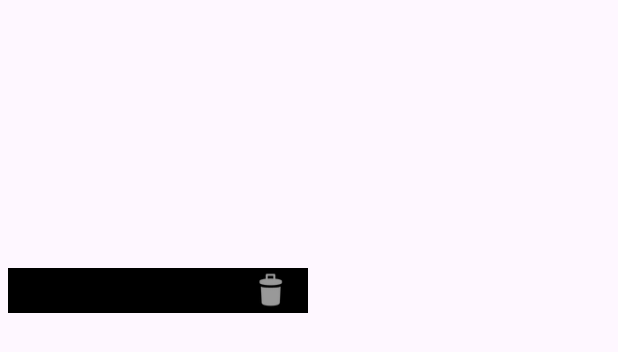
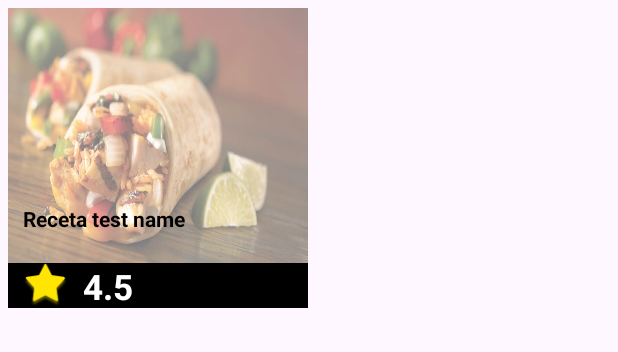
Before and after one commit to EduartDC/NanNamApp, an Android app: the layout recipe_item.xml on its own in the app's theme, with its tools: preview values and no code run, on a phone screen of 412 x 824 dp. Shown: the top 352 px of the screen. Run offline under Robolectric (Android 15) with nearby library versions, the phone set to English and light mode, and no system bars; network calls fail.

Commit message:
Modelo de items

```diff
--- a/app/src/main/java/com/example/nannamapp/ui/view/ConsultCookbook.kt
+++ b/app/src/main/java/com/example/nannamapp/ui/view/ConsultCookbook.kt
@@ -2,9 +2,16 @@ package com.example.nannamapp.ui.view
 
 import androidx.appcompat.app.AppCompatActivity
 import android.os.Bundle
+import androidx.activity.viewModels
 import com.example.nannamapp.R
+import com.example.nannamapp.databinding.ActivityConsultCookbookBinding
+import com.example.nannamapp.databinding.ActivityCreateRecipeBinding
+import com.example.nannamapp.ui.viewModel.CategoryViewModel
+import com.example.nannamapp.ui.viewModel.CookBookViewModel
 
 class ConsultCookbook : AppCompatActivity() {
+    private  lateinit var  binding : ActivityConsultCookbookBinding
+    private val cookbookViewModel : CookBookViewModel by viewModels()
     override fun onCreate(savedInstanceState: Bundle?) {
         super.onCreate(savedInstanceState)
         setContentView(R.layout.activity_consult_cookbook)
--- a/app/src/main/java/com/example/nannamapp/ui/viewModel/CookBookViewModel.kt
+++ b/app/src/main/java/com/example/nannamapp/ui/viewModel/CookBookViewModel.kt
@@ -3,5 +3,7 @@ package com.example.nannamapp.ui.viewModel
 import androidx.lifecycle.ViewModel
 
 class CookBookViewModel: ViewModel() {
+    fun onCreate() {
 
+    }
 }
--- a/app/src/main/res/layout/activity_consult_cookbook.xml
+++ b/app/src/main/res/layout/activity_consult_cookbook.xml
@@ -25,6 +25,6 @@
         android:layout_marginHorizontal="10dp"
         android:layout_marginBottom="10dp"
         app:spanCount="2"
-        android:background="@color/black"/>
+        android:background="@color/white"/>
 
 </LinearLayout>
--- a/app/src/main/res/layout/recipe_item.xml
+++ b/app/src/main/res/layout/recipe_item.xml
@@ -8,23 +8,41 @@
     <androidx.constraintlayout.widget.ConstraintLayout
         android:id="@+id/container"
         android:layout_width="200dp"
-        android:layout_height="203dp"
+        android:layout_height="200dp"
         android:layout_margin="5dp"
         android:background="@color/color_transparent">
 
-        <ImageView
-            android:id="@+id/ivRecipe"
+        <FrameLayout
+            android:id="@+id/flImageRecipe"
             android:layout_width="match_parent"
-            android:layout_height="match_parent"
             android:layout_marginBottom="30dp"
-            android:contentDescription="@string/contentImageRecipe"
-            app:layout_constraintStart_toStartOf="parent"
-            app:layout_constraintTop_toTopOf="parent" />
+            android:layout_height="match_parent">
+            <ImageView
+                android:id="@+id/ivRecipe"
+                android:layout_width="match_parent"
+                android:layout_height="match_parent"
+                android:contentDescription="@string/contentImageRecipe"
+                app:layout_constraintStart_toStartOf="parent"
+                android:src="@drawable/tacos"
+                android:scaleType="fitXY"
+                app:layout_constraintTop_toTopOf="parent" />
+
+            <View
+                android:layout_width="match_parent"
+                android:layout_height="match_parent"
+                android:background="@android:color/white"
+                android:alpha="0.5" />
+        </FrameLayout>
+
         <TextView
             android:id="@+id/tvRecipeName"
             android:layout_width="wrap_content"
             android:layout_height="wrap_content"
             android:layout_marginBottom="20dp"
+            android:text="Receta test name"
+            android:layout_marginStart="10dp"
+            android:textColor="@color/black"
+            android:textStyle="bold"
             app:layout_constraintBottom_toTopOf="@id/lyOptions"
             app:layout_constraintStart_toStartOf="parent"/>
 
@@ -33,22 +51,27 @@
             android:layout_width="match_parent"
             android:layout_height="30dp"
             android:background="@color/black"
-            app:layout_constraintStart_toStartOf="parent"
             android:orientation="horizontal"
-            app:layout_constraintTop_toBottomOf="@+id/ivRecipe" >
-            <Space
-                android:layout_width="0dp"
-                android:layout_height="0dp"
-                android:layout_weight="1"/>
+            app:layout_constraintTop_toBottomOf="@+id/flImageRecipe"
+            >
 
             <ImageView
-                android:id="@+id/ivDelete"
+                android:id="@+id/ivEdit"
                 android:layout_width="50dp"
                 android:layout_height="30dp"
                 android:clickable="true"
                 android:contentDescription="@string/contentImageRecipe"
-                android:src="@android:drawable/ic_menu_delete"
+                android:src="@android:drawable/star_big_on"
+                app:tint="#FFE500"
                 tools:ignore="TouchTargetSizeCheck" />
+            <TextView
+                android:layout_width="wrap_content"
+                android:layout_height="wrap_content"
+                android:textStyle="bold"
+                android:text="4.5"
+                android:textSize="23dp"
+                android:textColor="@color/white"/>
+
         </LinearLayout>
     </androidx.constraintlayout.widget.ConstraintLayout>
 
```
Also changed, not shown: app/src/main/res/drawable/tacos.jpg (added).
